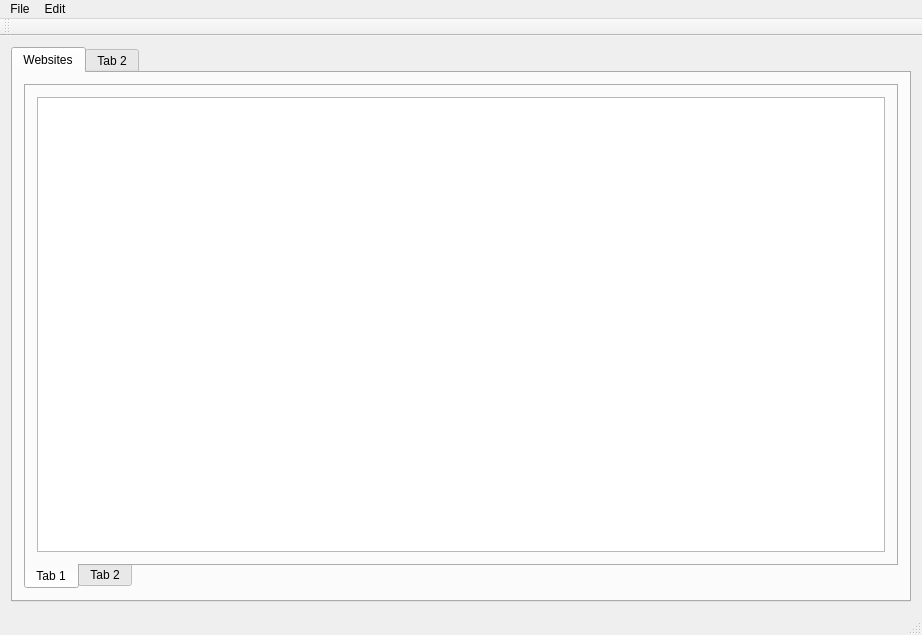
abmkhanyile/TenderBot, file mainwindow.ui: the form before one commit.
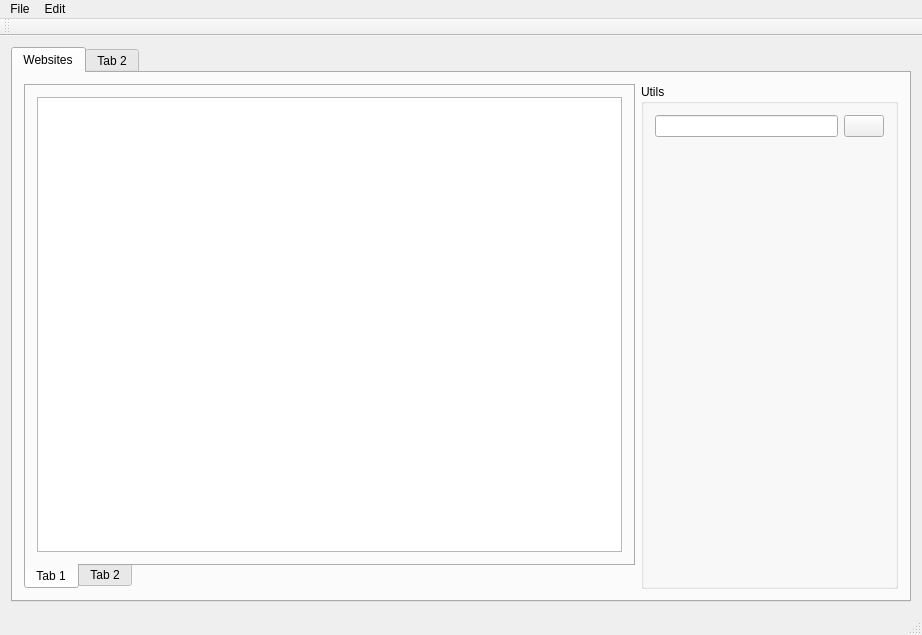
The form after the commit. Icons and pictures are not drawn.

Patch:
```diff
--- a/mainwindow.ui
+++ b/mainwindow.ui
@@ -24,9 +24,17 @@
        <attribute name="title">
         <string>Websites</string>
        </attribute>
-       <layout class="QVBoxLayout" name="verticalLayout">
+       <layout class="QVBoxLayout" name="verticalLayout_4">
+        <item>
+         <layout class="QHBoxLayout" name="horizontalLayout_2">
         <item>
          <widget class="QTabWidget" name="innertabWidget">
+            <property name="minimumSize">
+             <size>
+              <width>611</width>
+              <height>481</height>
+             </size>
+            </property>
           <property name="tabPosition">
            <enum>QTabWidget::South</enum>
           </property>
@@ -41,7 +49,7 @@
             <item>
              <widget class="QTableView" name="tableView">
               <property name="sizeAdjustPolicy">
-               <enum>QAbstractScrollArea::AdjustToContents</enum>
+                 <enum>QAbstractScrollArea::AdjustIgnored</enum>
               </property>
              </widget>
             </item>
@@ -53,6 +61,54 @@
            </attribute>
           </widget>
          </widget>
+          </item>
+          <item>
+           <widget class="QGroupBox" name="groupBox">
+            <property name="maximumSize">
+             <size>
+              <width>500</width>
+              <height>16777215</height>
+             </size>
+            </property>
+            <property name="title">
+             <string>Utils</string>
+            </property>
+            <layout class="QVBoxLayout" name="verticalLayout">
+             <item>
+              <layout class="QHBoxLayout" name="horizontalLayout">
+               <item>
+                <widget class="QLineEdit" name="lineEdit"/>
+               </item>
+               <item>
+                <widget class="QPushButton" name="searchBtn">
+                 <property name="text">
+                  <string/>
+                 </property>
+                 <property name="icon">
+                  <iconset>
+                   <normaloff>assets/icon/research.png</normaloff>assets/icon/research.png</iconset>
+                 </property>
+                </widget>
+               </item>
+              </layout>
+             </item>
+             <item>
+              <spacer name="verticalSpacer">
+               <property name="orientation">
+                <enum>Qt::Vertical</enum>
+               </property>
+               <property name="sizeHint" stdset="0">
+                <size>
+                 <width>20</width>
+                 <height>40</height>
+                </size>
+               </property>
+              </spacer>
+             </item>
+            </layout>
+           </widget>
+          </item>
+         </layout>
         </item>
        </layout>
       </widget>
```
Lines whose indentation alone changed are shown as unchanged.
